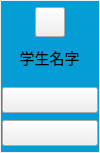
The window that qatime-studio/UIMenu.ui (chuanjiabao1981/qatime-win) describes before a commit, drawn with Qt 5.
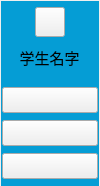
The same window after the commit.

Patch:
```diff
--- a/qatime-studio/UIMenu.ui
+++ b/qatime-studio/UIMenu.ui
@@ -7,7 +7,7 @@
     <x>0</x>
     <y>0</y>
     <width>100</width>
-    <height>153</height>
+    <height>186</height>
    </rect>
   </property>
   <property name="windowTitle">
@@ -55,7 +55,7 @@
    <property name="geometry">
     <rect>
      <x>2</x>
-     <y>87</y>
+     <y>153</y>
      <width>96</width>
      <height>26</height>
     </rect>
@@ -70,7 +70,7 @@
      <x>1</x>
      <y>1</y>
      <width>98</width>
-     <height>151</height>
+     <height>185</height>
     </rect>
    </property>
    <property name="styleSheet">
@@ -97,6 +97,19 @@
    <property name="geometry">
     <rect>
      <x>2</x>
+     <y>87</y>
+     <width>96</width>
+     <height>26</height>
+    </rect>
+   </property>
+   <property name="text">
+    <string/>
+   </property>
+  </widget>
+  <widget class="QPushButton" name="about_pushButton">
+   <property name="geometry">
+    <rect>
+     <x>2</x>
      <y>120</y>
      <width>96</width>
      <height>26</height>
@@ -112,6 +125,7 @@
   <zorder>name_label</zorder>
   <zorder>label</zorder>
   <zorder>check_pushButton</zorder>
+  <zorder>about_pushButton</zorder>
  </widget>
  <layoutdefault spacing="6" margin="11"/>
  <resources/>
```
